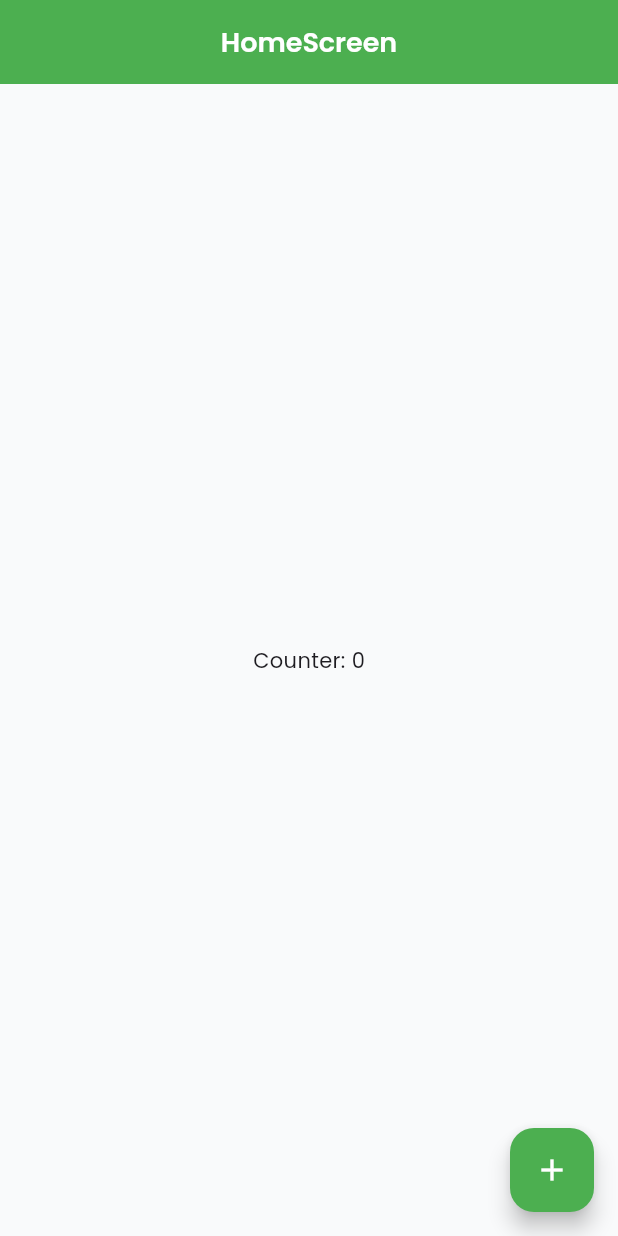
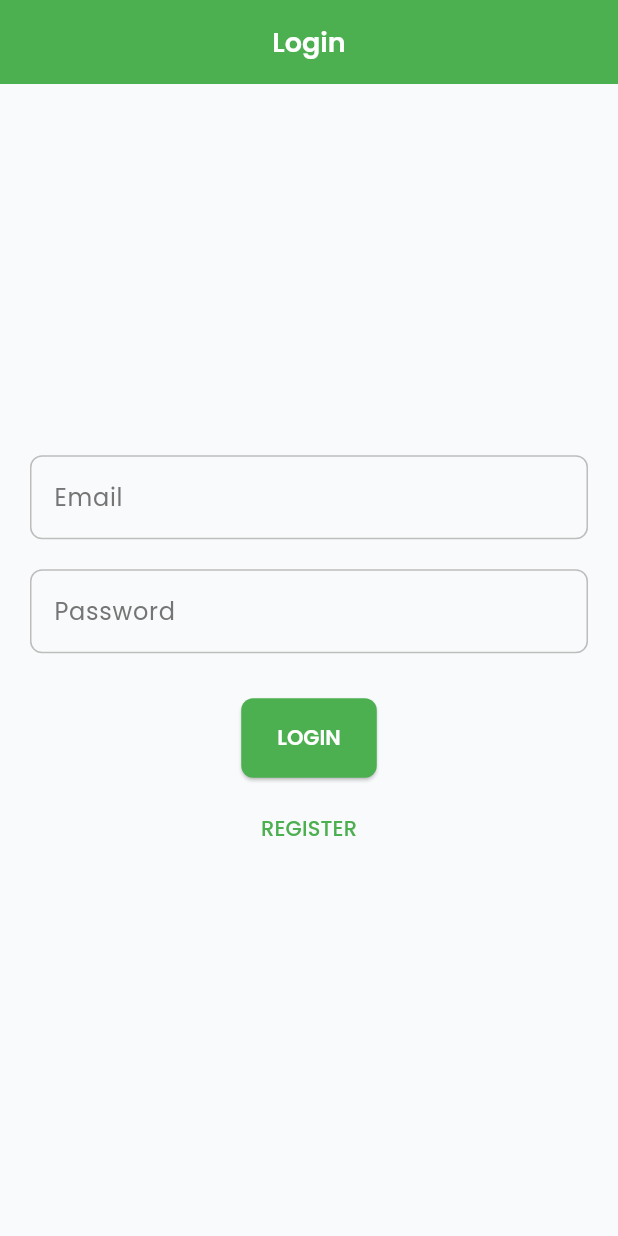
Before and after one commit to hakimlutfi46/Flutter-Booking-System, a Flutter app: the screen it shows after launch, on a phone screen of 412 x 824 dp. Run offline on Flutter 3.47's test engine with Material 3 defaults, Android fonts, the phone set to English and light mode, and no system bars; our stand-ins replace firebase_auth, firebase_core, get, google_fonts; accounts and stored records are empty.

Commit message:
setting firebase auth

```diff
--- /dev/null
+++ b/lib/infrastructure/navigation/bindings/controllers/login.controller.binding.dart
@@ -0,0 +1,9 @@
+import 'package:flutter_booking_system/presentation/login/controller/login.controller.dart';
+import 'package:get/get.dart';
+
+class LoginControllerBinding extends Bindings {
+  @override
+  void dependencies() {
+    Get.lazyPut<LoginController>(() => LoginController());
+  }
+}
--- /dev/null
+++ b/lib/infrastructure/navigation/bindings/controllers/splash.controller.binding.dart
@@ -0,0 +1,9 @@
+import 'package:flutter_booking_system/presentation/splash/controller/splash.controller.dart';
+import 'package:get/get.dart';
+
+class SplashControllerBinding extends Bindings {
+  @override
+  void dependencies() {
+    Get.lazyPut<SplashController>(() => SplashController());
+  }
+}
--- a/lib/infrastructure/navigation/navigation.dart
+++ b/lib/infrastructure/navigation/navigation.dart
@@ -1,4 +1,9 @@
 import 'package:flutter/material.dart';
+import 'package:flutter_booking_system/infrastructure/navigation/bindings/controllers/login.controller.binding.dart';
+import 'package:flutter_booking_system/infrastructure/navigation/bindings/controllers/splash.controller.binding.dart';
+import 'package:flutter_booking_system/presentation/login/controller/login.controller.dart';
+import 'package:flutter_booking_system/presentation/login/login.screen.dart';
+import 'package:flutter_booking_system/presentation/splash/splash.screen.dart';
 
 import 'package:get/get.dart';
 
@@ -9,17 +14,17 @@ import 'routes.dart';
 
 class EnvironmentsBadge extends StatelessWidget {
   final Widget child;
-  EnvironmentsBadge({required this.child});
+  const EnvironmentsBadge({super.key, required this.child});
   @override
   Widget build(BuildContext context) {
     var env = ConfigEnvironments.getEnvironments()['env'];
     return env != Environments.PRODUCTION
         ? Banner(
-            location: BannerLocation.topStart,
-            message: env!,
-            color: env == Environments.QAS ? Colors.blue : Colors.purple,
-            child: child,
-          )
+          location: BannerLocation.topStart,
+          message: env!,
+          color: env == Environments.QAS ? Colors.blue : Colors.purple,
+          child: child,
+        )
         : SizedBox(child: child);
   }
 }
@@ -31,5 +36,15 @@ class Nav {
       page: () => const HomeScreen(),
       binding: HomeControllerBinding(),
     ),
+    GetPage(
+      name: Routes.SPLASH,
+      page: () => const SplashScreen(),
+      binding: SplashControllerBinding(),
+    ),
+    GetPage(
+      name: Routes.LOGIN,
+      page: () => const LoginScreen(),
+      binding: LoginControllerBinding(),
+    ),
   ];
 }
--- a/lib/infrastructure/navigation/routes.dart
+++ b/lib/infrastructure/navigation/routes.dart
@@ -1,8 +1,11 @@
 class Routes {
   static Future<String> get initialRoute async {
     // TODO: implement method
-    return HOME;
+    return SPLASH;
   }
 
   static const HOME = '/home';
+  static const SPLASH = '/splash';
+  static const LOGIN = '/login';
+
 }
--- /dev/null
+++ b/lib/presentation/global/auth_controller.dart
@@ -0,0 +1,90 @@
+// lib/presentation/global/auth_controller.dart
+
+import 'package:firebase_auth/firebase_auth.dart';
+import 'package:flutter_booking_system/infrastructure/navigation/routes.dart';
+import 'package:get/get.dart';
+import 'package:get/get_navigation/get_navigation.dart';
+
+class AuthController extends GetxController {
+  final FirebaseAuth _auth = FirebaseAuth.instance;
+
+  final Rxn<User> _user = Rxn<User>();
+  User? get user => _user.value;
+
+  final isLoading = false.obs;
+
+  @override
+  void onReady() {
+    super.onReady();
+    _user.bindStream(_auth.authStateChanges());
+    ever(_user, _handleAuthChanged);
+  }
+
+  void _handleAuthChanged(User? user) {
+    if (user == null) {
+      Get.offAllNamed(Routes.LOGIN);
+    } else {
+      Get.offAllNamed(Routes.HOME);
+    }
+  }
+
+  Future<void> login(String email, String password) async {
+    isLoading.value = true;
+    try {
+      await _auth.signInWithEmailAndPassword(email: email, password: password);
+    } on FirebaseAuthException catch (e) {
+      String errorMessage;
+      switch (e.code) {
+        case "invalid-email":
+          errorMessage = "Format email yang kamu masukkan salah.";
+          break;
+        case "wrong-password":
+          errorMessage = "Password yang kamu masukkan salah.";
+          break;
+        case "user-not-found":
+          errorMessage = "Akun dengan email ini tidak ditemukan.";
+          break;
+        case "invalid-credential":
+          errorMessage = "Email atau password salah.";
+          break;
+        default:
+          errorMessage = "Terjadi kesalahan. Coba lagi nanti.";
+      }
+      Get.snackbar("Gagal Login", errorMessage);
+    } finally {
+      isLoading.value = false;
+    }
+  }
+
+  Future<void> register(String email, String password) async {
+    isLoading.value = true;
+    try {
+      await _auth.createUserWithEmailAndPassword(
+        email: email,
+        password: password,
+      );
+    } on FirebaseAuthException catch (e) {
+      String errorMessage;
+      switch (e.code) {
+        case "invalid-email":
+          errorMessage = "Format email yang kamu masukkan salah.";
+          break;
+        case "email-already-in-use":
+          errorMessage = "Email ini sudah terdaftar. Silakan login.";
+          break;
+        case "weak-password":
+          errorMessage = "Password terlalu lemah. (Minimal 6 karakter)";
+          break;
+        default:
+          errorMessage = "Terjadi kesalahan. Coba lagi nanti.";
+      }
+      Get.snackbar("Gagal Register", errorMessage);
+    } finally {
+      isLoading.value = false;
+    }
+  }
+
+  Future<void> logout() async {
+    await _auth.signOut();
+  }
+}
--- /dev/null
+++ b/lib/presentation/login/controller/login.controller.dart
@@ -0,0 +1,49 @@
+import 'package:flutter/widgets.dart';
+import 'package:flutter_booking_system/presentation/global/auth_controller.dart';
+import 'package:get/get.dart';
+
+class LoginController extends GetxController {
+  final AuthController authC = Get.find<AuthController>();
+
+  final GlobalKey<FormState> formKey = GlobalKey<FormState>();
+
+  final emailController = TextEditingController();
+  final passwordController = TextEditingController();
+
+  String? validateEmail(String? value) {
+    if (value == null || value.isEmpty) {
+      return 'Email tidak boleh kosong';
+    }
+
+    if (!GetUtils.isEmail(value)) {
+      return 'Format email tidak valid';
+    }
+    return null;
+  }
+
+  String? validatePassword(String? value) {
+    if (value == null || value.isEmpty) {
+      return 'Password tidak boleh kosong';
+    }
+    if (value.length < 6) {
+      return 'Password minimal 6 karakter';
+    }
+    return null;
+  }
+
+  void login() {
+    final isValid = formKey.currentState?.validate() ?? false;
+    if (!isValid) {
+      return;
+    }
+    authC.login(emailController.text, passwordController.text);
+  }
+
+  void register() {
+    final isValid = formKey.currentState?.validate() ?? false;
+    if (!isValid) {
+      return;
+    }
+    authC.register(emailController.text, passwordController.text);
+  }
+}
--- /dev/null
+++ b/lib/presentation/login/login.screen.dart
@@ -0,0 +1,66 @@
+// lib/presentation/login/login.screen.dart
+
+import 'package:get/get.dart';
+import 'package:flutter/material.dart';
+import 'controller/login.controller.dart';
+
+class LoginScreen extends GetView<LoginController> {
+  const LoginScreen({super.key});
+
+  @override
+  Widget build(BuildContext context) {
+    return Scaffold(
+      appBar: AppBar(title: const Text('Login'), centerTitle: true),
+      body: Form(
+        key: controller.formKey,
+        autovalidateMode: AutovalidateMode.onUnfocus,
+        child: Padding(
+          padding: const EdgeInsets.all(20),
+          child: Column(
+            mainAxisAlignment: MainAxisAlignment.center,
+            children: [
+              TextFormField(
+                controller: controller.emailController,
+                decoration: const InputDecoration(labelText: "Email"),
+                keyboardType: TextInputType.emailAddress,
+                validator: controller.validateEmail,
+              ),
+              const SizedBox(height: 20),
+
+              TextFormField(
+                controller: controller.passwordController,
+                obscureText: true,
+                decoration: const InputDecoration(labelText: "Password"),
+                validator: controller.validatePassword,
+              ),
+              const SizedBox(height: 30),
+              Obx(
+                () => ElevatedButton(
+                  onPressed: () {
+                    controller.login();
+                  },
+                  child: Text(
+                    controller.authC.isLoading.isFalse ? "LOGIN" : "LOADING...",
+                  ),
+                ),
+              ),
+              const SizedBox(height: 10),
+              Obx(
+                () => TextButton(
+                  onPressed: () {
+                    controller.register();
+                  },
+                  child: Text(
+                    controller.authC.isLoading.isFalse
+                        ? "REGISTER"
+                        : "LOADING...",
+                  ),
+                ),
+              ),
+            ],
+          ),
+        ),
+      ),
+    );
+  }
+}
--- a/pubspec.yaml
+++ b/pubspec.yaml
@@ -38,6 +38,7 @@ dependencies:
   firebase_auth: ^6.1.1
   cloud_firestore: ^6.0.3
   get: ^4.7.2
+  google_fonts: ^6.3.2
 
 dev_dependencies:
   flutter_test:
```
Also changed, not shown: lib/presentation/home/home.screen.dart (+22 -2 lines), lib/presentation/splash/controller/splash.controller.dart (added, +7 -0 lines), lib/presentation/splash/splash.screen.dart (added, +12 -0 lines), pubspec.lock, 1 other file.
